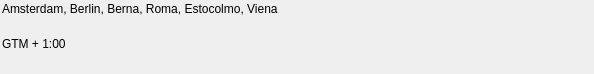
This is bqWizard/ui/WizardDateTimeItem.ui in bq/cervantes as Qt 5 draws it before an edit. The edited form follows.
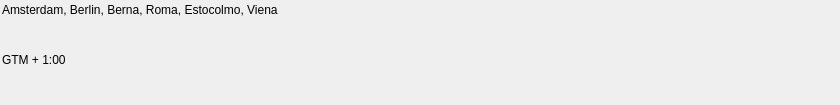
This is the edited form.

```diff
--- a/bqWizard/ui/WizardDateTimeItem.ui
+++ b/bqWizard/ui/WizardDateTimeItem.ui
@@ -6,8 +6,8 @@
    <rect>
     <x>0</x>
     <y>0</y>
-    <width>594</width>
-    <height>74</height>
+    <width>840</width>
+    <height>105</height>
    </rect>
   </property>
   <property name="windowTitle">
@@ -49,7 +49,7 @@
         <property name="maximumSize">
          <size>
           <width>16777215</width>
-          <height>70</height>
+          <height>99</height>
          </size>
         </property>
         <layout class="QVBoxLayout" name="verticalLayout">
@@ -120,8 +120,8 @@
         </property>
         <property name="sizeHint" stdset="0">
          <size>
-          <width>15</width>
-          <height>20</height>
+          <width>21</width>
+          <height>28</height>
          </size>
         </property>
        </spacer>
```
Left out of the diff: 10 changed lines with no effect on the pictures.
